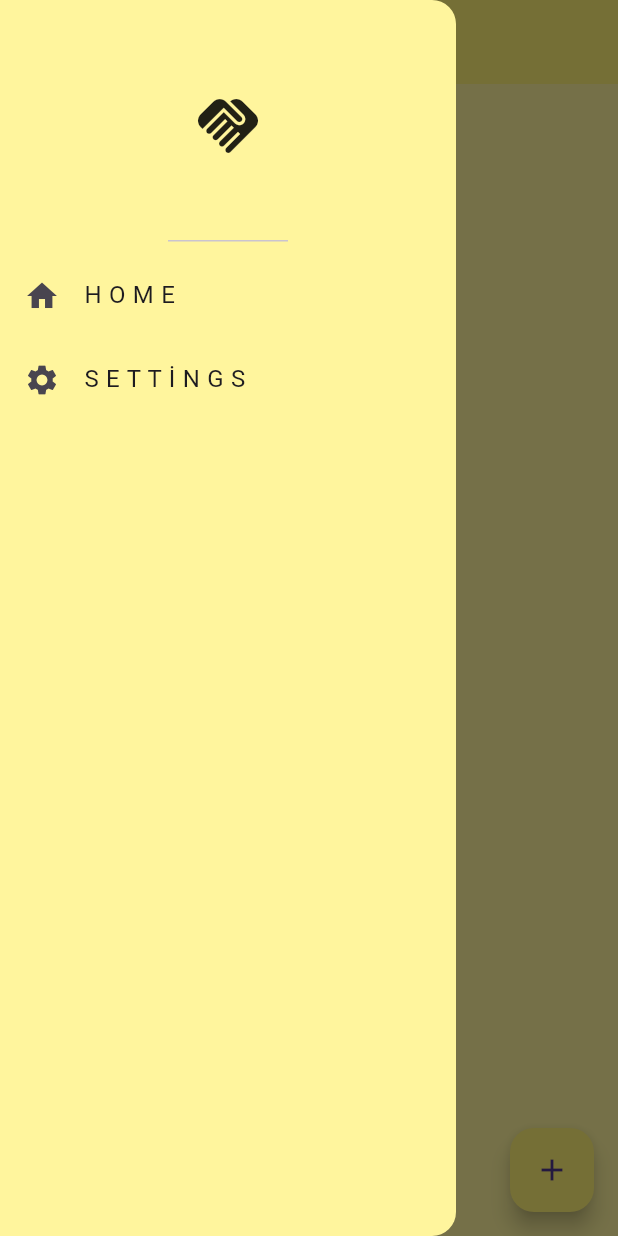
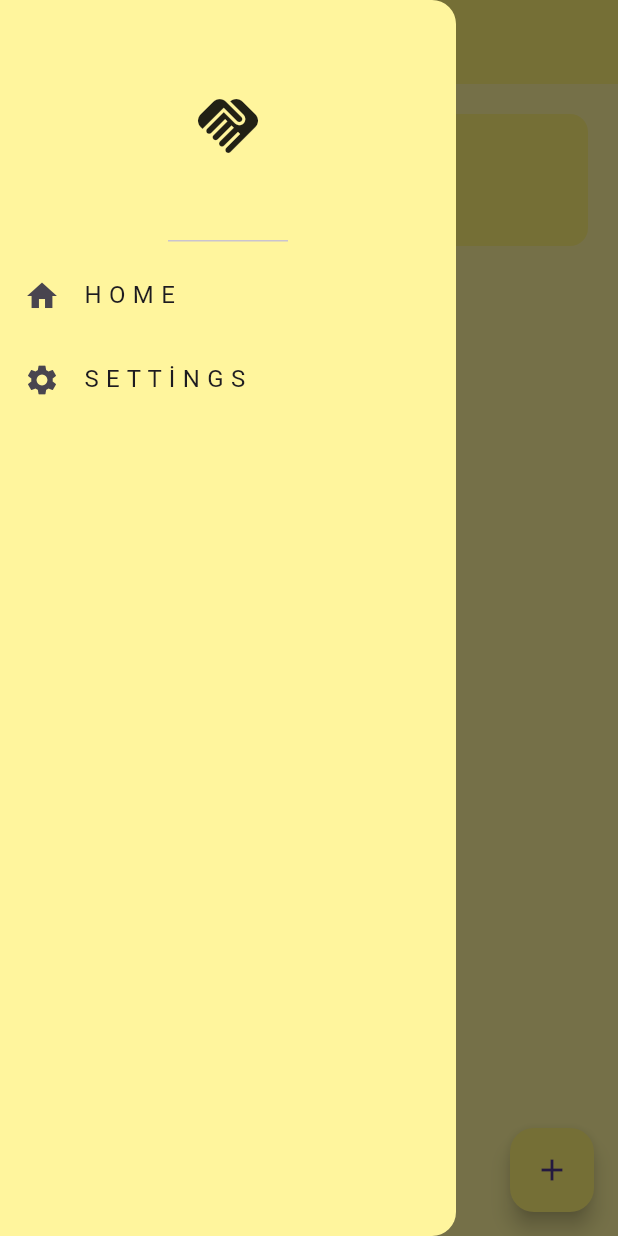
Before and after one commit to cemkesici/todolist, a Flutter app: the screen it shows after launch, with the side drawer open, on a phone screen of 412 x 824 dp. Run offline on Flutter 3.47's test engine with Material 3 defaults, Android fonts, the phone set to English and light mode, and no system bars; drawn by our look-alikes of flutter_slidable; our stand-ins replace fluttertoast, hive, hive_flutter; accounts and stored records are empty.

Commit message:
Project is Done

```diff
--- a/lib/Screens/home.dart
+++ b/lib/Screens/home.dart
@@ -1,7 +1,9 @@
 import 'package:flutter/material.dart';
+import 'package:hive_flutter/hive_flutter.dart';
 import 'package:todolist/Screens/settings.dart';
 import 'package:todolist/Screens/todoadd_page.dart';
 import 'package:todolist/constans/colors.dart';
+import 'package:todolist/data/database.dart';
 
 import '../util/todo_tile.dart';
 
@@ -13,12 +15,32 @@ class Home extends StatefulWidget {
 }
 
 class _HomeState extends State<Home> {
-  List toDoList = [];
+  // reference the hivebox
+  final _myBox = Hive.box("myBox");
+  ToDoDataBase db = ToDoDataBase();
+
+  @override
+  void initState() {
+    if (_myBox.get("TODOLIST") == null) {
+      db.createInitialData();
+    } else {
+      db.loadData();
+    }
+    super.initState();
+  }
 
   void checkBoxChanged(int index) {
     setState(() {
-      toDoList[index][1] = !toDoList[index][1];
+      db.toDoList[index][1] = !db.toDoList[index][1];
     });
+    db.updateDatabase();
+  }
+
+  void deleteFunction(int index) {
+    setState(() {
+      db.toDoList.removeAt(index);
+    });
+    db.updateDatabase();
   }
 
   @override
@@ -46,8 +68,9 @@ class _HomeState extends State<Home> {
           );
           if (result != null && result != 'Cancel') {
             setState(() {
-              toDoList.add([result, false]);
+              db.toDoList.add([result, false]);
             });
+            db.updateDatabase();
           }
         },
         child: const Icon(Icons.add),
@@ -55,12 +78,13 @@ class _HomeState extends State<Home> {
       body: DecoratedBox(
         decoration: const BoxDecoration(color: normalYellow),
         child: ListView.builder(
-          itemCount: toDoList.length,
+          itemCount: db.toDoList.length,
           itemBuilder: (BuildContext context, int index) {
             return ToDoTile(
-              taskName: toDoList[index][0],
-              taskCompleted: toDoList[index][1],
+              taskName: db.toDoList[index][0],
+              taskCompleted: db.toDoList[index][1],
               onChanged: (value) => checkBoxChanged(index),
+              deleteFunction: (context) => deleteFunction(index),
             );
           },
         ),
--- a/lib/Screens/settings.dart
+++ b/lib/Screens/settings.dart
@@ -1,11 +1,14 @@
 import 'package:flutter/material.dart';
+import 'package:todolist/constans/colors.dart';
 
 class SettingsPage extends StatelessWidget {
   const SettingsPage({super.key});
   @override
   Widget build(BuildContext context){
+
     return Scaffold(
-      appBar: AppBar(title: const Text("Settings Page")),
+      backgroundColor: normalYellow,
+      appBar: AppBar(title: const Text("Settings Page"),backgroundColor: softYellow,),
       body: const Center(
       ),
     );
--- a/lib/Screens/todoadd_page.dart
+++ b/lib/Screens/todoadd_page.dart
@@ -27,7 +27,7 @@ class _TodoPage extends State<TodoPage> {
                 maxLines: null,
                 scrollPhysics: const BouncingScrollPhysics(),
                 decoration: const InputDecoration(
-                  labelText: 'Todo',
+                  hintText: 'Todo',
                 ),
               ),
             ),
--- /dev/null
+++ b/lib/data/database.dart
@@ -0,0 +1,22 @@
+import 'package:hive/hive.dart';
+
+class ToDoDataBase {
+  final _myBox = Hive.box("myBox");
+  List toDoList = [];
+
+  //run this method if this is the 1st time ever opening this app
+  void createInitialData() {
+    toDoList = [
+      ["First Challange", false],
+    ];
+  }
+
+  //load the data from database
+  void loadData() {
+    toDoList = _myBox.get("TODOLIST");
+  }
+  //update the database
+  void updateDatabase() {
+    _myBox.put("TODOLIST", toDoList);
+  }
+}
--- a/lib/util/todo_tile.dart
+++ b/lib/util/todo_tile.dart
@@ -1,23 +1,38 @@
 // ignore_for_file: must_be_immutable
 
 import 'package:flutter/material.dart';
+import 'package:flutter_slidable/flutter_slidable.dart';
 import 'package:todolist/constans/colors.dart';
 
 class ToDoTile extends StatelessWidget {
   final String taskName;
   final bool taskCompleted;
-  Function(bool?)? onChanged;
+  Function(bool?) onChanged;
+  Function(BuildContext?) deleteFunction;
 
   ToDoTile(
       {super.key,
       required this.taskName,
       required this.onChanged,
-      required this.taskCompleted});
+      required this.taskCompleted,
+      required this.deleteFunction});
 
   @override
   Widget build(BuildContext context) {
     return Padding(
       padding: const EdgeInsets.only(right: 20, left: 20, top: 20),
+      child: Slidable(
+        endActionPane: ActionPane(
+          motion: const StretchMotion(),
+          children: [
+            SlidableAction(
+              onPressed: deleteFunction,
+              icon: Icons.delete,
+              backgroundColor: Colors.red.shade300,
+              borderRadius: BorderRadius.circular(12),
+            )
+          ],
+        ),
         child: Container(
           padding: const EdgeInsets.all(20),
           decoration: BoxDecoration(
@@ -39,6 +54,7 @@ class ToDoTile extends StatelessWidget {
             ],
           ),
         ),
+      ),
     );
   }
 }
--- a/pubspec.yaml
+++ b/pubspec.yaml
@@ -10,11 +10,16 @@ dependencies:
   flutter:
     sdk: flutter
   fluttertoast: ^8.0.7
+  flutter_slidable: ^3.0.1
+  hive: ^2.0.4
+  hive_flutter: ^1.1.0
 
 dev_dependencies:
   flutter_test:
     sdk: flutter
   flutter_lints: ^3.0.0
+  hive_generator: ^2.0.1
+  build_runner: ^2.0.4
 
 flutter:
   uses-material-design: true
```
Also changed, not shown: lib/main.dart (+9 -1 lines), pubspec.lock, 1 other file. Lines whose indentation alone changed are shown as unchanged.
